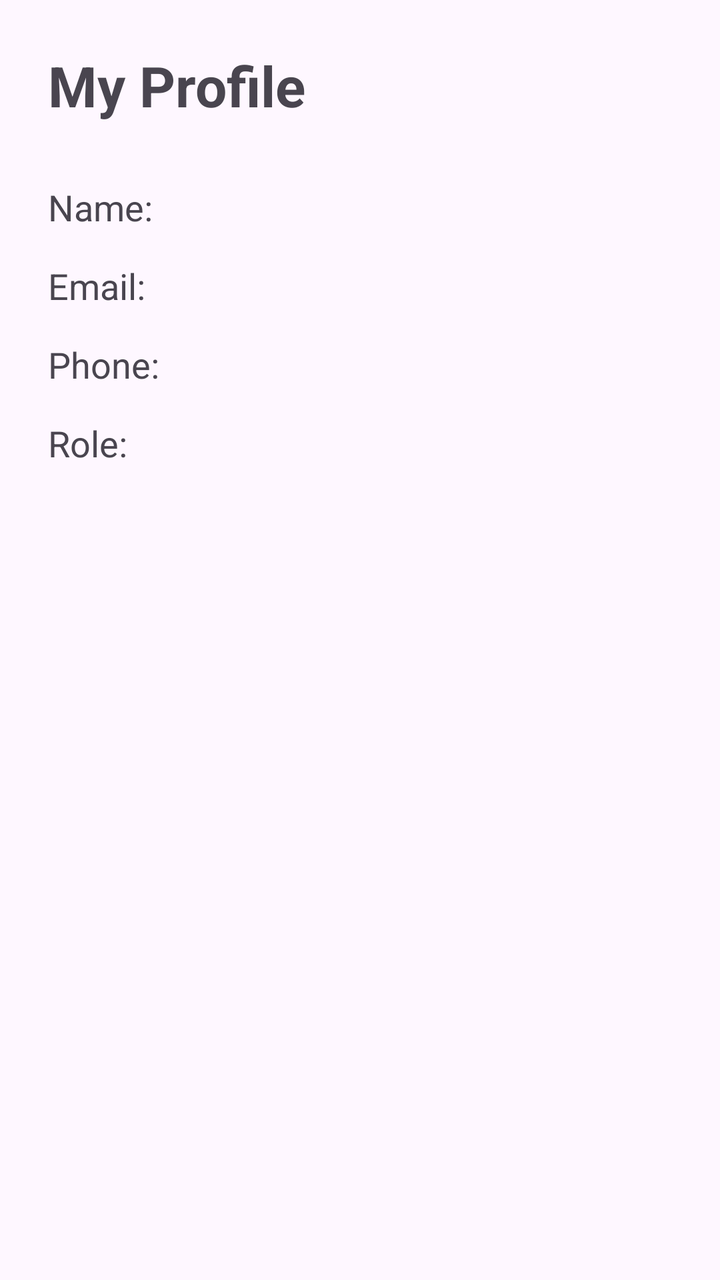
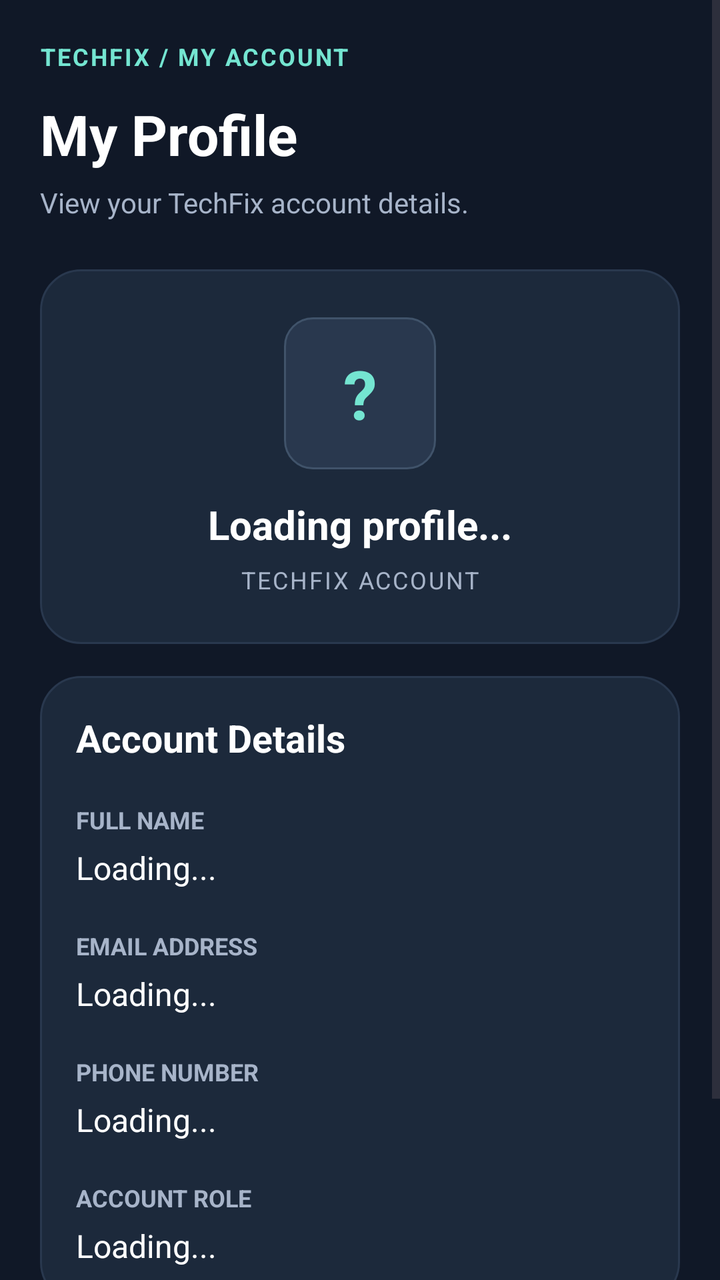

Before-and-after screenshots of an Android layout around one commit, followed by the original layout XML and the change that was made.
<!-- AndroidManifest.xml: application theme Theme.Techfix -->
<!-- res/layout/activity_profile.xml -->
<?xml version="1.0" encoding="utf-8"?>
<LinearLayout
    xmlns:android="http://schemas.android.com/apk/res/android"
    android:layout_width="match_parent"
    android:layout_height="match_parent"
    android:orientation="vertical"
    android:padding="24dp">

    <TextView
        android:layout_width="wrap_content"
        android:layout_height="wrap_content"
        android:text="My Profile"
        android:textSize="28sp"
        android:textStyle="bold" />

    <TextView
        android:id="@+id/txtName"
        android:layout_width="match_parent"
        android:layout_height="wrap_content"
        android:layout_marginTop="30dp"
        android:text="Name:"
        android:textSize="18sp" />

    <TextView
        android:id="@+id/txtEmail"
        android:layout_width="match_parent"
        android:layout_height="wrap_content"
        android:layout_marginTop="15dp"
        android:text="Email:"
        android:textSize="18sp" />

    <TextView
        android:id="@+id/txtPhone"
        android:layout_width="match_parent"
        android:layout_height="wrap_content"
        android:layout_marginTop="15dp"
        android:text="Phone:"
        android:textSize="18sp" />

    <TextView
        android:id="@+id/txtRole"
        android:layout_width="match_parent"
        android:layout_height="wrap_content"
        android:layout_marginTop="15dp"
        android:text="Role:"
        android:textSize="18sp" />

</LinearLayout>
<!-- resources referenced by this layout -->
<resources>
  <style name="Theme.Techfix" parent="Base.Theme.Techfix" />
  <style name="Base.Theme.Techfix" parent="Theme.Material3.DayNight.NoActionBar">
          
          
      </style>
</resources>

<!-- the commit's change to res/layout/activity_profile.xml (unified diff, before → after) -->
@@ -1,48 +1,204 @@
 <?xml version="1.0" encoding="utf-8"?>
-<LinearLayout
+<ScrollView
     xmlns:android="http://schemas.android.com/apk/res/android"
     android:layout_width="match_parent"
     android:layout_height="match_parent"
-    android:orientation="vertical"
-    android:padding="24dp">
-
-    <TextView
-        android:layout_width="wrap_content"
-        android:layout_height="wrap_content"
-        android:text="My Profile"
-        android:textSize="28sp"
-        android:textStyle="bold" />
-
-    <TextView
-        android:id="@+id/txtName"
+    android:background="@color/tech_background"
+    android:fillViewport="true">
+
+    <LinearLayout
         android:layout_width="match_parent"
         android:layout_height="wrap_content"
-        android:layout_marginTop="30dp"
-        android:text="Name:"
-        android:textSize="18sp" />
-
-    <TextView
-        android:id="@+id/txtEmail"
-        android:layout_width="match_parent"
-        android:layout_height="wrap_content"
-        android:layout_marginTop="15dp"
-        android:text="Email:"
-        android:textSize="18sp" />
-
-    <TextView
-        android:id="@+id/txtPhone"
-        android:layout_width="match_parent"
-        android:layout_height="wrap_content"
-        android:layout_marginTop="15dp"
-        android:text="Phone:"
-        android:textSize="18sp" />
-
-    <TextView
-        android:id="@+id/txtRole"
-        android:layout_width="match_parent"
-        android:layout_height="wrap_content"
-        android:layout_marginTop="15dp"
-        android:text="Role:"
-        android:textSize="18sp" />
-
-</LinearLayout>
+        android:orientation="vertical"
+        android:padding="20dp">
+
+        
+
+        <TextView
+            android:layout_width="match_parent"
+            android:layout_height="wrap_content"
+            android:text="TECHFIX / MY ACCOUNT"
+            android:textColor="@color/tech_teal"
+            android:textSize="12sp"
+            android:textStyle="bold"
+            android:letterSpacing="0.08" />
+
+        <TextView
+            android:layout_width="match_parent"
+            android:layout_height="wrap_content"
+            android:layout_marginTop="12dp"
+            android:text="My Profile"
+            android:textColor="@color/tech_text"
+            android:textSize="28sp"
+            android:textStyle="bold" />
+
+        <TextView
+            android:layout_width="match_parent"
+            android:layout_height="wrap_content"
+            android:layout_marginTop="6dp"
+            android:text="View your TechFix account details."
+            android:textColor="@color/tech_text_secondary"
+            android:textSize="14sp" />
+
+        
+
+        <LinearLayout
+            android:layout_width="match_parent"
+            android:layout_height="wrap_content"
+            android:layout_marginTop="24dp"
+            android:background="@drawable/bg_tech_card"
+            android:gravity="center"
+            android:orientation="vertical"
+            android:padding="24dp">
+
+            <TextView
+                android:id="@+id/txtProfileInitial"
+                android:layout_width="76dp"
+                android:layout_height="76dp"
+                android:background="@drawable/bg_tech_input"
+                android:gravity="center"
+                android:text="?"
+                android:textColor="@color/tech_teal"
+                android:textSize="34sp"
+                android:textStyle="bold" />
+
+            <TextView
+                android:id="@+id/txtProfileSubtitle"
+                android:layout_width="match_parent"
+                android:layout_height="wrap_content"
+                android:layout_marginTop="14dp"
+                android:gravity="center"
+                android:text="Loading profile..."
+                android:textColor="@color/tech_text"
+                android:textSize="20sp"
+                android:textStyle="bold" />
+
+            <TextView
+                android:layout_width="match_parent"
+                android:layout_height="wrap_content"
+                android:layout_marginTop="6dp"
+                android:gravity="center"
+                android:text="TECHFIX ACCOUNT"
+                android:textColor="@color/tech_text_secondary"
+                android:textSize="12sp"
+                android:letterSpacing="0.08" />
+
+        </LinearLayout>
+
+        
+
+        <LinearLayout
+            android:layout_width="match_parent"
+            android:layout_height="wrap_content"
+            android:layout_marginTop="16dp"
+            android:background="@drawable/bg_tech_card"
+            android:orientation="vertical"
+            android:padding="18dp">
+
+            <TextView
+                android:layout_width="match_parent"
+                android:layout_height="wrap_content"
+                android:text="Account Details"
+                android:textColor="@color/tech_text"
+                android:textSize="19sp"
+                android:textStyle="bold" />
+
+            <TextView
+                android:layout_width="match_parent"
+                android:layout_height="wrap_content"
+                android:layout_marginTop="20dp"
+                android:text="FULL NAME"
+                android:textColor="@color/tech_text_secondary"
+                android:textSize="12sp"
+                android:textStyle="bold" />
+
+            <TextView
+                android:id="@+id/txtName"
+                android:layout_width="match_parent"
+                android:layout_height="wrap_content"
+                android:layout_marginTop="5dp"
+                android:text="Loading..."
+                android:textColor="@color/tech_text"
+                android:textSize="16sp" />
+
+            <TextView
+                android:layout_width="match_parent"
+                android:layout_height="wrap_content"
+                android:layout_marginTop="20dp"
+                android:text="EMAIL ADDRESS"
+                android:textColor="@color/tech_text_secondary"
+                android:textSize="12sp"
+                android:textStyle="bold" />
+
+            <TextView
+                android:id="@+id/txtEmail"
+                android:layout_width="match_parent"
+                android:layout_height="wrap_content"
+                android:layout_marginTop="5dp"
+                android:text="Loading..."
+                android:textColor="@color/tech_text"
+                android:textSize="16sp" />
+
+            <TextView
+                android:layout_width="match_parent"
+                android:layout_height="wrap_content"
+                android:layout_marginTop="20dp"
+                android:text="PHONE NUMBER"
+                android:textColor="@color/tech_text_secondary"
+                android:textSize="12sp"
+                android:textStyle="bold" />
+
+            <TextView
+                android:id="@+id/txtPhone"
+                android:layout_width="match_parent"
+                android:layout_height="wrap_content"
+                android:layout_marginTop="5dp"
+                android:text="Loading..."
+                android:textColor="@color/tech_text"
+                android:textSize="16sp" />
+
+            <TextView
+                android:layout_width="match_parent"
+                android:layout_height="wrap_content"
+                android:layout_marginTop="20dp"
+                android:text="ACCOUNT ROLE"
+                android:textColor="@color/tech_text_secondary"
+                android:textSize="12sp"
+                android:textStyle="bold" />
+
+            <TextView
+                android:id="@+id/txtRole"
+                android:layout_width="match_parent"
+                android:layout_height="wrap_content"
+                android:layout_marginTop="5dp"
+                android:text="Loading..."
+                android:textColor="@color/tech_text"
+                android:textSize="16sp" />
+
+        </LinearLayout>
+
+        
+
+        <Button
+            android:id="@+id/btnRefreshProfile"
+            android:layout_width="match_parent"
+            android:layout_height="52dp"
+            android:layout_marginTop="22dp"
+            android:backgroundTint="@color/tech_teal"
+            android:text="Refresh Profile"
+            android:textAllCaps="false"
+            android:textColor="@color/tech_background"
+            android:textStyle="bold" />
+
+        <ProgressBar
+            android:id="@+id/profileProgressBar"
+            android:layout_width="wrap_content"
+            android:layout_height="wrap_content"
+            android:layout_gravity="center_horizontal"
+            android:layout_marginTop="16dp"
+            android:indeterminateTint="@color/tech_teal"
+            android:visibility="gone" />
+
+    </LinearLayout>
+
+</ScrollView>
<!-- resource entries referenced after the edit -->
@@ -1,6 +1,40 @@
 <!-- resources referenced by this layout -->
 <resources>
+  <color name="tech_background">#101827</color>
+  <color name="tech_teal">#74E5D1</color>
+  <color name="tech_text">#FFFFFF</color>
+  <color name="tech_text_secondary">#A7B4C9</color>
+  <!-- drawable bg_tech_card (drawable) -->
+  <?xml version="1.0" encoding="utf-8"?>
+  <shape xmlns:android="http://schemas.android.com/apk/res/android"
+      android:shape="rectangle">
+  
+      <solid android:color="@color/tech_surface" />
+  
+      <corners android:radius="20dp" />
+  
+      <stroke
+          android:width="1dp"
+          android:color="@color/tech_surface_light" />
+  
+  </shape>
+  <!-- drawable bg_tech_input (drawable) -->
+  <?xml version="1.0" encoding="utf-8"?>
+  <shape xmlns:android="http://schemas.android.com/apk/res/android"
+      android:shape="rectangle">
+  
+      <solid android:color="@color/tech_surface_light" />
+  
+      <corners android:radius="14dp" />
+  
+      <stroke
+          android:width="1dp"
+          android:color="#40536A" />
+  
+  </shape>
   <style name="Theme.Techfix" parent="Base.Theme.Techfix" />
+  <color name="tech_surface">#1C293B</color>
+  <color name="tech_surface_light">#29384E</color>
   <style name="Base.Theme.Techfix" parent="Theme.Material3.DayNight.NoActionBar">
           
           
